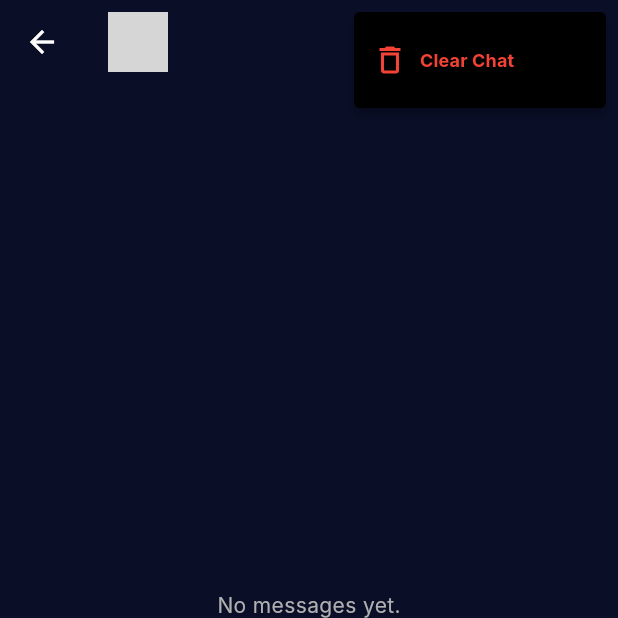
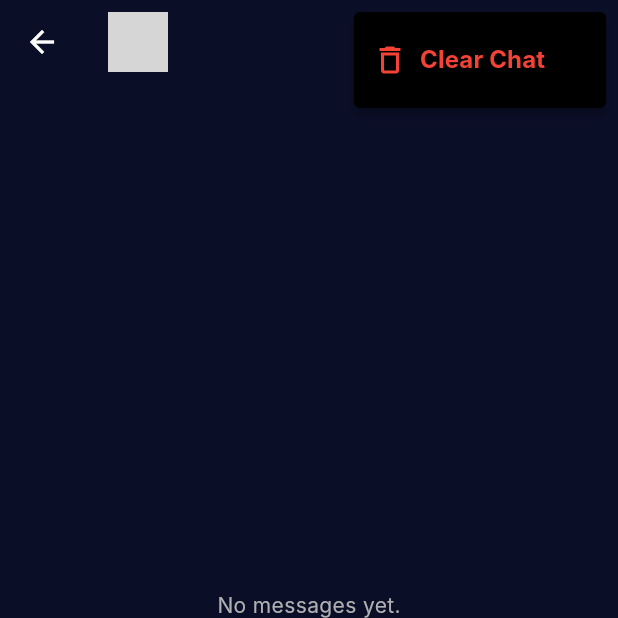
Before and after one commit to UtkarshShukla706/Flutter-App, a Flutter app: the ChatPage screen opened directly with empty values, after a tap on the "more vert" icon, on a phone screen of 412 x 824 dp, the top half of it. Run offline on Flutter 3.47's test engine with Material 3 defaults, Android fonts, the phone set to English and light mode, and no system bars; our stand-ins replace cloud_firestore, device_preview_plus, firebase_auth, firebase_core, flutter_dotenv, google_generative_ai and 2 more; accounts and stored records are empty; Roboto replaces fonts that are missing (Inter); grey boxes are pictures that could not be loaded.

Commit message:
changing the fint size of the clear chat in

```diff
--- a/lib/pages/chatpage.dart
+++ b/lib/pages/chatpage.dart
@@ -164,7 +164,7 @@ class _ChatPageState extends State<ChatPage> {
                         SizedBox(width: 8),
                         Text(
                           'Clear Chat',
-                          style: TextStyle(color: Colors.red,fontWeight: FontWeight.bold,fontSize: 12.0),
+                          style: TextStyle(color: Colors.red,fontWeight: FontWeight.bold,fontSize: 16.0),
                         ),
                       ],
                     ),
```
